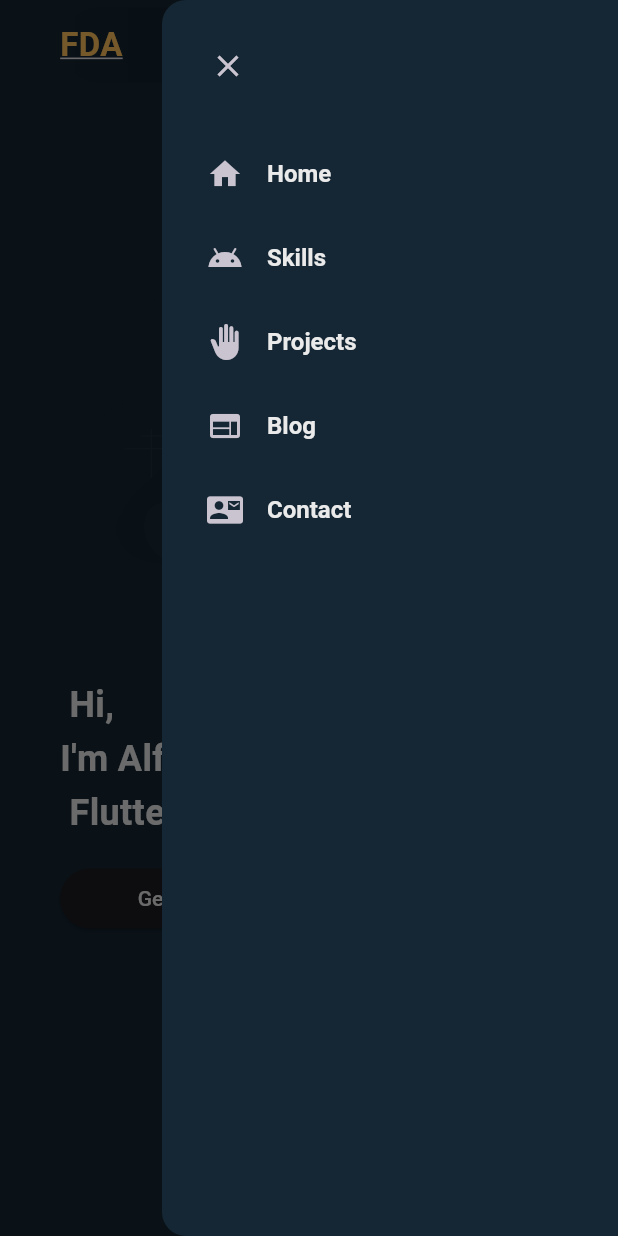
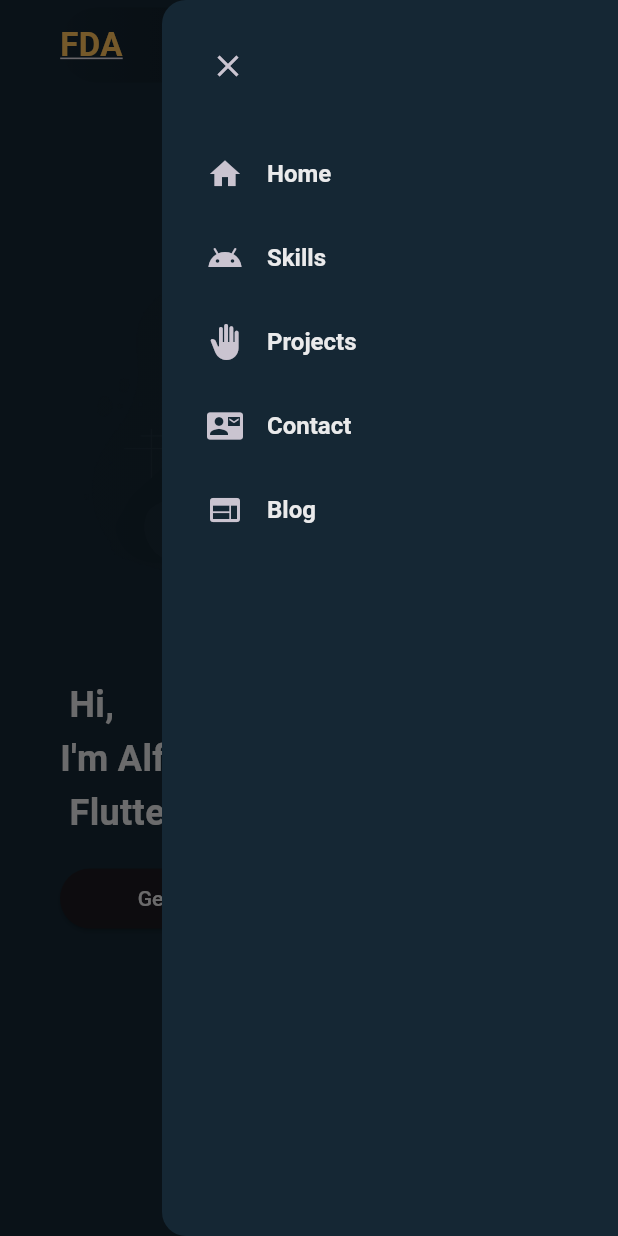
Before and after one commit to lalpha1/my_portfolio, a Flutter app: the screen it shows after launch, after a tap on the "menu" icon, on a phone screen of 412 x 824 dp. Run offline on Flutter 3.47's test engine with Material 3 defaults, Android fonts, the phone set to English and light mode, and no system bars.

Commit message:
End code

```diff
--- a/lib/constants/nav_items.dart
+++ b/lib/constants/nav_items.dart
@@ -4,14 +4,14 @@ List<String> navTitle = [
   'Home',
   'Skills',
   'Projects',
+  'Contact',
   'Blog',
-  'Contact',
 ];
 
 List<IconData> navIcons = [
   Icons.home,
   Icons.android_outlined,
   Icons.back_hand,
+  Icons.quick_contacts_mail,
   Icons.web,
-  Icons.quick_contacts_mail,
 ];
--- a/lib/pages/home_page.dart
+++ b/lib/pages/home_page.dart
@@ -1,16 +1,9 @@
-import 'package:flutter/cupertino.dart';
 import 'package:flutter/material.dart';
-import 'package:flutter/rendering.dart';
-import 'package:flutter/widgets.dart';
 import 'package:my_portfolio/constants/colors.dart';
 import 'package:my_portfolio/constants/size.dart';
-//import 'package:my_portfolio/constants/skill_items.dart';
-import 'package:my_portfolio/utils/project_utils.dart';
 import 'package:my_portfolio/widgets/header_mobile.dart';
-
 import '../widgets/contact_section.dart';
-import '../widgets/custum_text_field.dart';
-import '../widgets/project_card.dart';
+import '../widgets/footer.dart';
 import '../widgets/drawer_mobile.dart';
 import '../widgets/header_desktop.dart';
 import '../widgets/main_desktop.dart';
@@ -27,6 +20,8 @@ class HomePage extends StatefulWidget {
 }
 
 class _HomePageState extends State<HomePage> {
+  final List<GlobalKey> navbatKeys = List.generate(4, (index) => GlobalKey());
+  final scrollController = ScrollController();
   @override
   Widget build(BuildContext context) {
     final screenSize = MediaQuery.of(context).size;
@@ -35,21 +30,30 @@ class _HomePageState extends State<HomePage> {
     final scaffoldKey = GlobalKey<ScaffoldState>();
 
     return LayoutBuilder(builder: (context, constraints) {
-      var projectsSection = ProjectsSection;
       return Scaffold(
         key: scaffoldKey,
         endDrawer: constraints.maxWidth >= kMinDesktopWidth
             ? null
-            : const DrawerMobile(),
+            : DrawerMobile(onNaItemTap: (int navIndex) {
+                scaffoldKey.currentState?.closeEndDrawer();
+                scrollToSection(navIndex);
+              }),
         backgroundColor: CustomColor.scaffoldBg,
         // use ListView for scrollable list
-        body: ListView(
+        body: SingleChildScrollView(
+          controller: scrollController,
           scrollDirection: Axis.vertical,
+          child: Column(
             children: [
+              SizedBox(
+                key: navbatKeys.first,
+              ),
               // MAIN
 
               if (constraints.maxWidth >= kMinDesktopWidth)
-              const HeaderDesktop()
+                HeaderDesktop(onNavItemTap: (int navIndex) {
+                  scrollToSection(navIndex);
+                })
               else
                 HeaderMobile(
                   onLogoTap: () {},
@@ -58,11 +62,15 @@ class _HomePageState extends State<HomePage> {
                   },
                 ),
               if (constraints.maxWidth >= kMinDesktopWidth)
-              MainDesktop(screenHeight: screenHeight, screenWidth: screenWidth)
+                MainDesktop(
+                    screenHeight: screenHeight, screenWidth: screenWidth)
               else
-              MainMobile(screenHeight: screenHeight, screenWidth: screenWidth),
+                MainMobile(
+                    screenHeight: screenHeight, screenWidth: screenWidth),
+
               // SKILLS
               Container(
+                key: navbatKeys[1],
                 width: screenWidth,
                 padding: const EdgeInsets.fromLTRB(25, 20, 25, 60),
                 color: CustomColor.bgLight1,
@@ -84,22 +92,43 @@ class _HomePageState extends State<HomePage> {
 
                     // platforms and skills
                     if (constraints.maxWidth >= KMedDesktopWidth)
-                    SkillsDesktop()
+                      const SkillsDesktop()
                     else
-                    SkillsMobile(),
+                      const SkillsMobile(),
                   ],
                 ),
               ),
 
               // PROJECTS
-            ProjectsSection(screenWidth: screenWidth),
+
+              ProjectsSection(
+                screenWidth: screenWidth,
+                key: navbatKeys[2],
+              ),
 
               // CONTACT
-            ContactSection(),
+              ContactSection(
+                key: navbatKeys[3],
+              ),
+
               // FOOTER
+              Footer()
             ],
+          ),
         ),
       );
     });
   }
+
+  void scrollToSection(int navIndex) {
+    if (navIndex == 4) {
+      return;
     }
+    final key = navbatKeys[navIndex];
+    Scrollable.ensureVisible(
+      key.currentContext!,
+      duration: const Duration(microseconds: 500),
+      curve: Curves.easeInOut,
+    );
+  }
+}
--- a/lib/widgets/drawer_mobile.dart
+++ b/lib/widgets/drawer_mobile.dart
@@ -6,7 +6,9 @@ import '../constants/nav_items.dart';
 class DrawerMobile extends StatelessWidget {
   const DrawerMobile({
     super.key,
+    required this.onNaItemTap,
   });
+  final Function(int) onNaItemTap;
 
   @override
   Widget build(BuildContext context) {
@@ -40,7 +42,9 @@ class DrawerMobile extends StatelessWidget {
                 fontWeight: FontWeight.w600,
                 fontSize: 16,
               ),
-              onTap: () {},
+              onTap: () {
+                onNaItemTap(i);
+              },
             )
         ],
       ),
--- /dev/null
+++ b/lib/widgets/footer.dart
@@ -0,0 +1,27 @@
+import 'package:flutter/material.dart';
+
+import '../constants/colors.dart';
+
+class Footer extends StatelessWidget {
+  const Footer({
+    super.key,
+  });
+
+  @override
+  Widget build(BuildContext context) {
+    return Container(
+      padding: const EdgeInsets.symmetric(
+        vertical: 20,
+      ),
+      width: double.maxFinite,
+      alignment: Alignment.center,
+      child: const Text(
+        "Made by Alfred FD with Flutter 3.10",
+        style: TextStyle(
+          fontWeight: FontWeight.w400,
+          color: CustomColor.whiteSecondary,
+        ),
+      ),
+    );
+  }
+}
```
Also changed, not shown: lib/widgets/header_desktop.dart (+9 -4 lines). Lines whose indentation alone changed are shown as unchanged.
